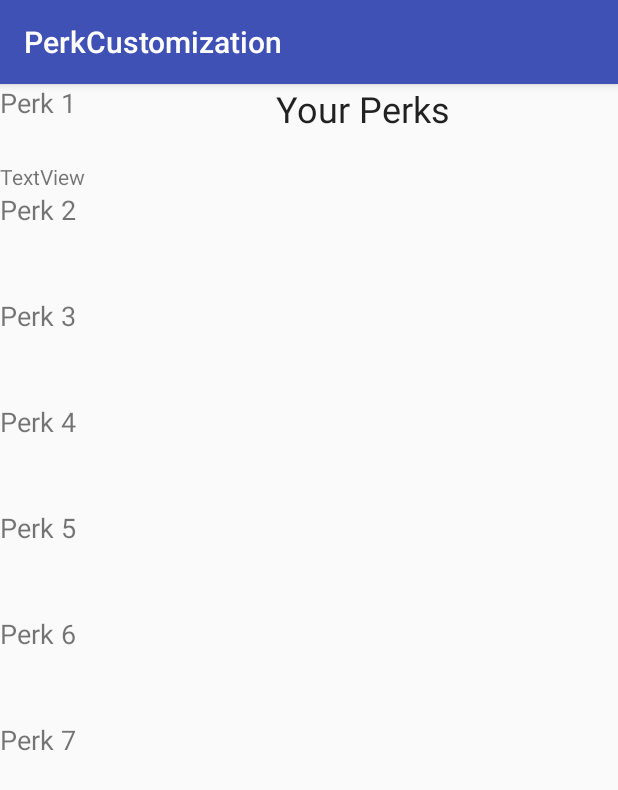
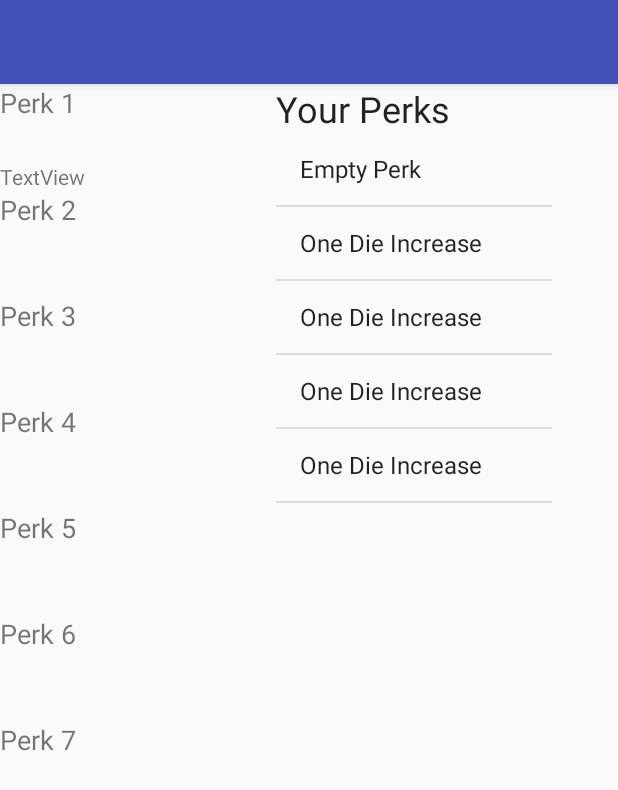
Before and after one commit to TheVanillaBean/OnARoll, an Android app: the PerkCustomization screen opened directly, with no data from a screen before it, on a phone screen of 412 x 824 dp. Shown: the top 790 px of the screen. Run offline under Robolectric (Android 15) with nearby library versions, the phone set to English and light mode, and no system bars.

Commit message:
Clean up before big UI push

```diff
--- a/app/src/main/java/com/onarollapp/onaroll/Controller/PerkCustomization.java
+++ b/app/src/main/java/com/onarollapp/onaroll/Controller/PerkCustomization.java
@@ -1,26 +1,90 @@
 package com.onarollapp.onaroll.Controller;
 
+import android.content.Context;
 import android.os.Bundle;
 import android.support.v7.app.AppCompatActivity;
-import android.support.v7.widget.Toolbar;
+import android.view.View;
+import android.widget.AdapterView;
+import android.widget.ArrayAdapter;
+import android.widget.ListView;
 
+import com.onarollapp.onaroll.Perks.EmptyPerk;
+import com.onarollapp.onaroll.Perks.IncreaseChanceToRollOne;
+import com.onarollapp.onaroll.Perks.Perk;
 import com.onarollapp.onaroll.R;
+import com.onarollapp.onaroll.Services.DataService;
+import com.onarollapp.onaroll.Users.Player;
+
+import java.util.ArrayList;
+import java.util.HashMap;
+import java.util.List;
 
 public class PerkCustomization extends AppCompatActivity {
 
-    private int selectedPerkSlot;
-    private int selectedPerk;
+    private DataService ds;
+    private Player player;
+    private int selectedPerkSlot = -1;
+    private int selectedPerk = -1;
+    private static PerkCustomization instance;
+    private ListView yourPerkList;
 
 
     @Override
     protected void onCreate(Bundle savedInstanceState) {
         super.onCreate(savedInstanceState);
         setContentView(R.layout.activity_perk_customization);
-        Toolbar toolbar = (Toolbar) findViewById(R.id.toolbar);
-        setSupportActionBar(toolbar);
 
+        ds = DataService.getInstance();
+        //player = ds.getLoggedInPlayer();
+        player = new Player();
+        player.perkList = new ArrayList<Perk>();
+        player.perkList.add(new EmptyPerk());
+        player.perkList.add(new IncreaseChanceToRollOne());
+        player.perkList.add(new IncreaseChanceToRollOne());
+        player.perkList.add(new IncreaseChanceToRollOne());
+        player.perkList.add(new IncreaseChanceToRollOne());
+        instance = this;
+
+
+
+        yourPerkList = (ListView) findViewById(R.id.perk_customization_your_perks_list);
+
+        final ArrayAdapter adapter = new ArrayAdapter(this,
+                android.R.layout.simple_list_item_1, player.perkList);
+        yourPerkList.setAdapter(adapter);
+
+
+        yourPerkList.setOnItemClickListener(new AdapterView.OnItemClickListener() {
+            public void onItemClick(AdapterView<?> parent, View view,
+                                    int position, long id) {
+                PerkCustomization instance = PerkCustomization.getInstance();
+                instance.selectPerk(position);
+            }
+        });
 
 
     }
 
+    public void selectPerk(int perkPosition) {
+
+        // If no perk slot is slected do nothing
+        if (this.selectedPerkSlot != -1) {
+            // Decrement counter for this type of perk
+        }
+
+    }
+
+    public void setSelectedPerkSlot(int slotPosition) {
+        // If a perk slot is selected
+        if (this.selectedPerkSlot != -1) {
+
+        }
+    }
+
+    public static PerkCustomization getInstance() {
+        return instance;
+    }
+
+
+
 }
--- /dev/null
+++ b/app/src/main/java/com/onarollapp/onaroll/Perks/EmptyPerk.java
@@ -0,0 +1,20 @@
+package com.onarollapp.onaroll.Perks;
+
+import com.onarollapp.onaroll.Logic.GameState;
+
+/**
+ * Created by Curt on 11/14/2017.
+ */
+
+public class EmptyPerk extends Perk {
+
+    public EmptyPerk() {
+        this.title = "Empty Perk";
+        this.description = "";
+    }
+
+    @Override
+    public GameState onRoll(GameState gameState) {
+        return null;
+    }
+}
--- a/app/src/main/java/com/onarollapp/onaroll/Perks/IncreaseChanceToRollOne.java
+++ b/app/src/main/java/com/onarollapp/onaroll/Perks/IncreaseChanceToRollOne.java
@@ -9,9 +9,10 @@ import com.onarollapp.onaroll.Logic.RollResult;
 
 public class IncreaseChanceToRollOne extends Perk{
 
-    IncreaseChanceToRollOne() {
+    public IncreaseChanceToRollOne() {
         this.id = "1";
         this.oneModifier = 0.01; // This perk gives the User an increased chance to roll a 1
+        this.title = "One Die Increase";
     }
 
     public GameState onRoll(GameState gameState) {
--- a/app/src/main/java/com/onarollapp/onaroll/Perks/Perk.java
+++ b/app/src/main/java/com/onarollapp/onaroll/Perks/Perk.java
@@ -1,7 +1,6 @@
 package com.onarollapp.onaroll.Perks;
 
 import com.onarollapp.onaroll.Logic.GameState;
-import com.onarollapp.onaroll.Logic.RollResult;
 
 /**
  * Created by Curt on 11/12/2017.
@@ -10,6 +9,8 @@ import com.onarollapp.onaroll.Logic.RollResult;
 public abstract class Perk {
 
     public String id;
+    public String title;
+    public String description;
 
     public double oneModifier = 0;
     public double twoModifer = 0;
@@ -21,11 +22,14 @@ public abstract class Perk {
     public double eightModifer = 0;
 
     public int dieModifier = 0;
-    public abstract GameState onRoll(GameState gameState);
-
     // If a perk needs to store data based on the
     public Object[] data;
 
+    public abstract GameState onRoll(GameState gameState);
+
+    public String toString() {
+        return this.title;
+    }
 
 
 }
--- a/app/src/main/java/com/onarollapp/onaroll/Services/DataService.java
+++ b/app/src/main/java/com/onarollapp/onaroll/Services/DataService.java
@@ -12,7 +12,7 @@ import com.onarollapp.onaroll.Users.Player;
 public class DataService {
     private static final DataService instance = new DataService();
 
-    DataService() {
+    private DataService() {
     }
 
     public static DataService getInstance() {
@@ -20,6 +20,10 @@ public class DataService {
     }
 
 
+    // Return the player object of the user currently logged in
+    public Player getLoggedInPlayer() {
+        return null;
+    }
     // Get Player object from DB by ID
     public Player getPlayer(String playerId) {
         return null;
--- a/app/src/main/java/com/onarollapp/onaroll/ShopModels/PerkShopItem.java
+++ b/app/src/main/java/com/onarollapp/onaroll/ShopModels/PerkShopItem.java
@@ -8,11 +8,11 @@ import com.onarollapp.onaroll.Perks.Perk;
 
 public class PerkShopItem extends ShopItem {
 
-    PerkShopItem(Perk perk, int price, String shopId, String title, String description) {
+    PerkShopItem(Perk perk, int price, String shopId) {
         this.itemId = perk.id;
         this.price = price;
         this.shopId = shopId;
-        this.title = title;
-        this.description = description;
+        this.title = perk.title;
+        this.description = perk.description;
     }
 }
--- a/app/src/main/res/layout/content_perk_customization.xml
+++ b/app/src/main/res/layout/content_perk_customization.xml
@@ -29,14 +29,14 @@
                 android:layout_weight="1">
 
                 <TextView
-                    android:id="@+id/textView2"
+                    android:id="@+id/perk_customization_perk1_title"
                     android:layout_width="wrap_content"
                     android:layout_height="wrap_content"
                     android:text="Perk 1"
                     android:textSize="18sp" />
 
                 <TextView
-                    android:id="@+id/equipped_perk_1"
+                    android:id="@+id/perk_customization_perk1_description"
                     android:layout_width="wrap_content"
                     android:layout_height="wrap_content"
                     android:layout_column="0"
@@ -50,7 +50,7 @@
                 android:layout_weight="1">
 
                 <TextView
-                    android:id="@+id/textView3"
+                    android:id="@+id/perk_customization_perk2_title"
                     android:layout_width="wrap_content"
                     android:layout_height="wrap_content"
                     android:text="Perk 2"
@@ -63,7 +63,7 @@
                 android:layout_weight="1">
 
                 <TextView
-                    android:id="@+id/textView4"
+                    android:id="@+id/perk_customization_perk3_title"
                     android:layout_width="wrap_content"
                     android:layout_height="wrap_content"
                     android:text="Perk 3"
@@ -76,7 +76,7 @@
                 android:layout_weight="1">
 
                 <TextView
-                    android:id="@+id/textView5"
+                    android:id="@+id/perk_customization_perk4_title"
                     android:layout_width="wrap_content"
                     android:layout_height="wrap_content"
                     android:text="Perk 4"
@@ -89,7 +89,7 @@
                 android:layout_weight="1">
 
                 <TextView
-                    android:id="@+id/textView6"
+                    android:id="@+id/perk_customization_perk5_title"
                     android:layout_width="wrap_content"
                     android:layout_height="wrap_content"
                     android:text="Perk 5"
@@ -102,7 +102,7 @@
                 android:layout_weight="1">
 
                 <TextView
-                    android:id="@+id/textView7"
+                    android:id="@+id/perk_customization_perk6_title"
                     android:layout_width="wrap_content"
                     android:layout_height="wrap_content"
                     android:text="Perk 6"
@@ -115,7 +115,7 @@
                 android:layout_weight="1">
 
                 <TextView
-                    android:id="@+id/textView8"
+                    android:id="@+id/perk_customization_perk7_title"
                     android:layout_width="wrap_content"
                     android:layout_height="wrap_content"
                     android:text="Perk 7"
@@ -138,6 +138,7 @@
                 android:textSize="24sp" />
 
             <ListView
+                android:id="@+id/perk_customization_your_perks_list"
                 android:layout_width="match_parent"
                 android:layout_height="match_parent" />
         </LinearLayout>
```
Also changed, not shown: app/src/main/java/com/onarollapp/onaroll/Controller/MainActivity.java (+8 -1 lines).
